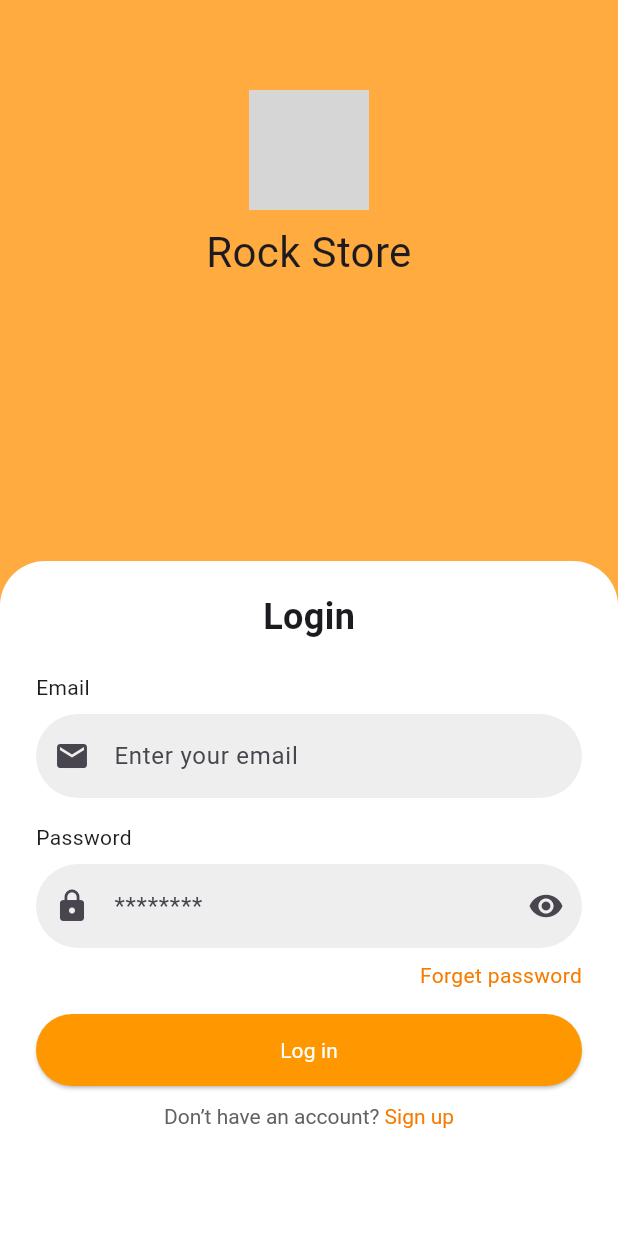
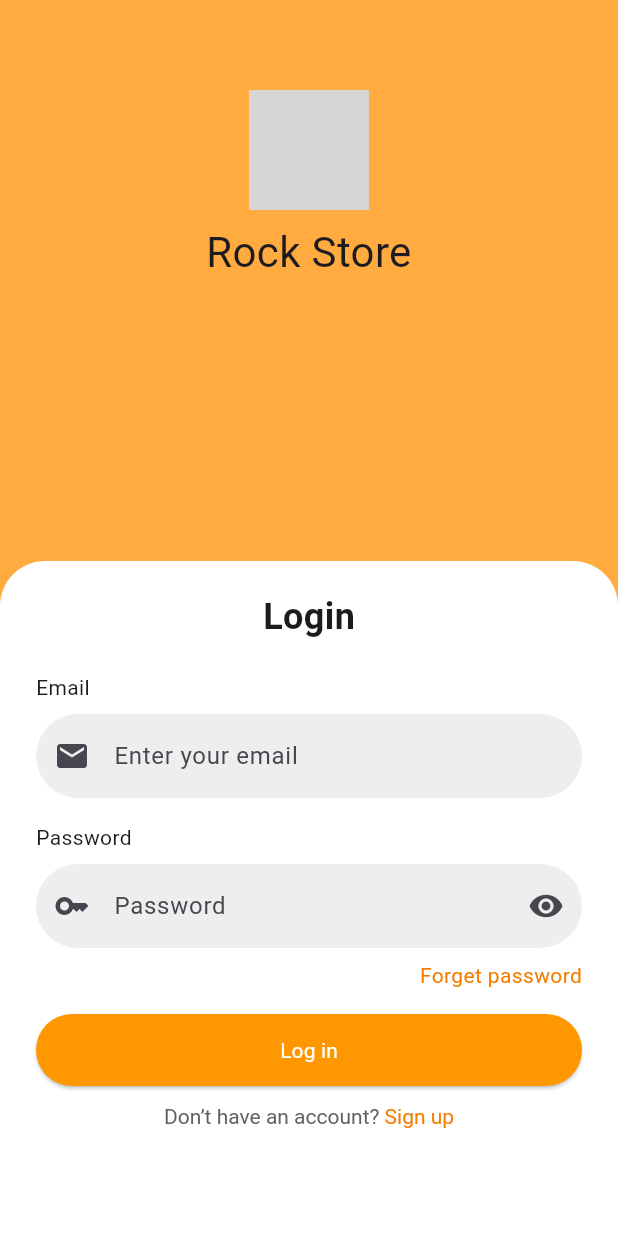
Before and after one commit to mohammadbakjaje/Warehouse, a Flutter app: the screen it shows after launch, after a tap on "Log In", on a phone screen of 412 x 824 dp. Run offline on Flutter 3.47's test engine with Material 3 defaults, Android fonts, the phone set to English and light mode, and no system bars; grey boxes are pictures that could not be loaded.

Commit message:
login bakjaje

```diff
--- a/lib/screens/log_in_screen.dart
+++ b/lib/screens/log_in_screen.dart
@@ -1,4 +1,5 @@
 import 'package:flutter/material.dart';
+import 'package:warehouse/widget/text_field_coustume.dart';
 
 class LogInScreen extends StatefulWidget {
   const LogInScreen({super.key});
@@ -12,7 +13,16 @@ class _LoginScreenState extends State<LogInScreen> {
 
   @override
   Widget build(BuildContext context) {
-    return Scaffold(
+    return GestureDetector(
+      onTap: () {
+        FocusScope.of(context).unfocus();
+        if (showBottomContainer) {
+          setState(() {
+            showBottomContainer = false;
+          });
+        }
+      },
+      child: Scaffold(
         backgroundColor: Colors.orangeAccent,
         body: Stack(
           children: [
@@ -23,7 +33,7 @@ class _LoginScreenState extends State<LogInScreen> {
               right: 0,
               child: Center(
                 child: Column(
-                mainAxisAlignment: MainAxisAlignment.center,
+                  mainAxisAlignment: MainAxisAlignment.spaceEvenly,
                   children: [
                     Image.asset(
                       'assets/logo.png',
@@ -54,8 +64,8 @@ class _LoginScreenState extends State<LogInScreen> {
                   style: OutlinedButton.styleFrom(
                     side: const BorderSide(color: Colors.white, width: 1.5),
                     foregroundColor: Colors.white,
-                  padding:
-                      const EdgeInsets.symmetric(horizontal: 80, vertical: 12),
+                    padding: const EdgeInsets.symmetric(
+                        horizontal: 80, vertical: 12),
                     shape: RoundedRectangleBorder(
                       borderRadius: BorderRadius.circular(30),
                     ),
@@ -76,18 +86,15 @@ class _LoginScreenState extends State<LogInScreen> {
               left: 0,
               right: 0,
               height: 450,
+              child: GestureDetector(
+                onTap: () {},
                 child: Container(
-              padding: const EdgeInsets.symmetric(horizontal: 24, vertical: 20),
+                  padding:
+                      const EdgeInsets.symmetric(horizontal: 24, vertical: 20),
                   decoration: const BoxDecoration(
                     color: Colors.white,
-                borderRadius: BorderRadius.vertical(top: Radius.circular(30)),
-                boxShadow: [
-                  // BoxShadow(
-                  //   color: Colors.black26,
-                  //   blurRadius: 10,
-                  //   offset: Offset(0, -4),
-                  // ),
-                ],
+                    borderRadius:
+                        BorderRadius.vertical(top: Radius.circular(30)),
                   ),
                   child: SingleChildScrollView(
                     child: Column(
@@ -107,37 +114,19 @@ class _LoginScreenState extends State<LogInScreen> {
                         // Email
                         const Text("Email"),
                         const SizedBox(height: 8),
-                    TextField(
-                      decoration: InputDecoration(
-                        hintText: "Enter your email",
-                        prefixIcon: const Icon(Icons.email),
-                        filled: true,
-                        fillColor: Colors.grey[200],
-                        border: OutlineInputBorder(
-                          borderRadius: BorderRadius.circular(30),
-                          borderSide: BorderSide.none,
-                        ),
-                      ),
-                    ),
+                        TextFieldCoustume(
+                            hintText: "Enter your email", icon: Icons.email),
 
                         const SizedBox(height: 16),
 
                         // Password
                         const Text("Password"),
                         const SizedBox(height: 8),
-                    TextField(
+                        TextFieldCoustume(
+                          hintText: "Password",
+                          icon: Icons.key,
+                          suffixIcon: Icons.remove_red_eye,
                           obscureText: true,
-                      decoration: InputDecoration(
-                        hintText: "********",
-                        prefixIcon: const Icon(Icons.lock),
-                        suffixIcon: const Icon(Icons.remove_red_eye),
-                        filled: true,
-                        fillColor: Colors.grey[200],
-                        border: OutlineInputBorder(
-                          borderRadius: BorderRadius.circular(30),
-                          borderSide: BorderSide.none,
-                        ),
-                      ),
                         ),
 
                         const SizedBox(height: 8),
@@ -169,7 +158,8 @@ class _LoginScreenState extends State<LogInScreen> {
                             child: const Text(
                               "Log in",
                               style: TextStyle(
-                              color: Colors.white, fontWeight: FontWeight.w400),
+                                  color: Colors.white,
+                                  fontWeight: FontWeight.w400),
                             ),
                           ),
                         ),
@@ -199,7 +189,9 @@ class _LoginScreenState extends State<LogInScreen> {
                   ),
                 ),
               ),
+            ),
           ],
+        ),
       ),
     );
   }
--- /dev/null
+++ b/lib/widget/text_field_coustume.dart
@@ -0,0 +1,31 @@
+import 'package:flutter/material.dart';
+
+class TextFieldCoustume extends StatelessWidget {
+  IconData icon;
+  IconData? suffixIcon;
+  String hintText;
+  bool? obscureText;
+  TextFieldCoustume(
+      {required this.hintText,
+      required this.icon,
+      this.suffixIcon,
+      this.obscureText});
+
+  @override
+  Widget build(BuildContext context) {
+    return TextField(
+      obscureText: obscureText ?? false,
+      decoration: InputDecoration(
+        hintText: "$hintText",
+        prefixIcon: Icon(icon),
+        suffixIcon: Icon(suffixIcon),
+        filled: true,
+        fillColor: Colors.grey[200],
+        border: OutlineInputBorder(
+          borderRadius: BorderRadius.circular(30),
+          borderSide: BorderSide.none,
+        ),
+      ),
+    );
+  }
+}
```
Lines whose indentation alone changed are shown as unchanged.
